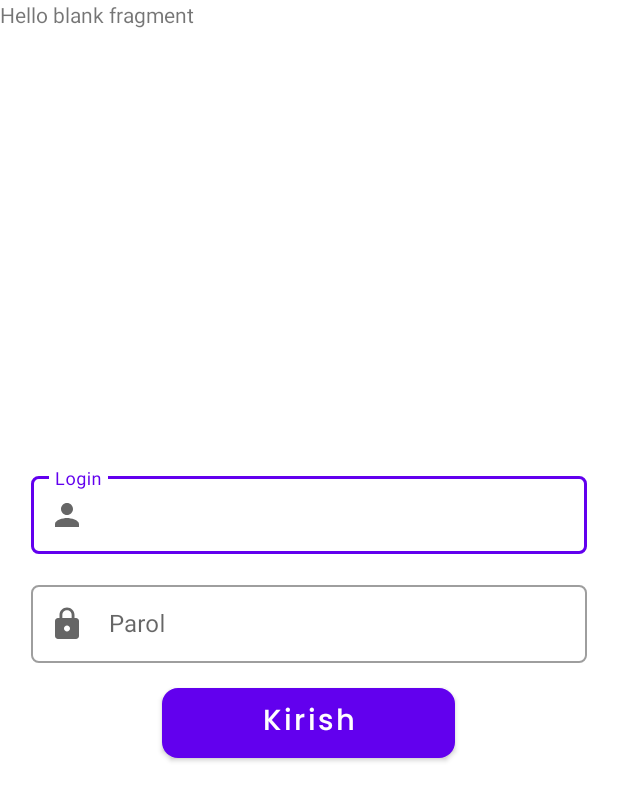
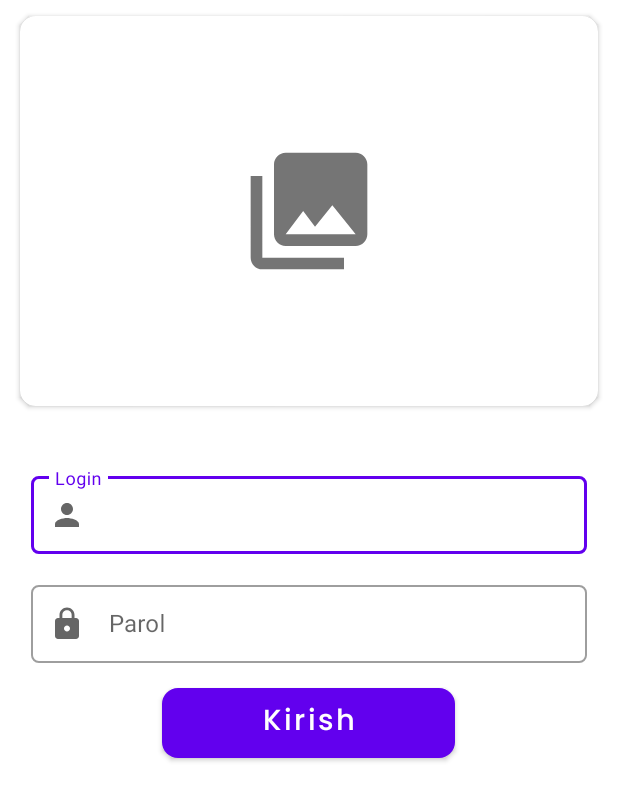
Before and after one commit to Iom2001/AdminPanel, an Android app: the fragment PictureAddVPFragment placed in its activity, on a phone screen of 412 x 824 dp. Shown: the top 801 px of the screen. Run offline under Robolectric (Android 15) with nearby library versions, the phone set to English and light mode, and no system bars; our stand-ins replace navigation-ui, sdp/ssp sizes; libraries missing offline, so code that uses them is left out: com.darsh.multipleimageselect.

```diff
--- a/app/build.gradle
+++ b/app/build.gradle
@@ -66,7 +66,6 @@ dependencies {
     // Declare the dependency for the Cloud Storage library
     // When using the BoM, you don't specify versions in Firebase library dependencies
     implementation 'com.google.firebase:firebase-storage'
-
     // pinlockview
     implementation 'com.andrognito.pinlockview:pinlockview:2.1.0'
 
@@ -85,6 +84,6 @@ dependencies {
     // optional - ReactiveStreams support for LiveData
     implementation "androidx.lifecycle:lifecycle-reactivestreams-ktx:$lifecycle_version"
     implementation 'com.intuit.sdp:sdp-android:1.0.6'
-
+    implementation project(':multipleimageselect')
 
 }
--- a/app/src/main/java/uz/creator/userpanel/fragments/home/_addElon/_viewPager/DataVPFragment.kt
+++ b/app/src/main/java/uz/creator/userpanel/fragments/home/_addElon/_viewPager/DataVPFragment.kt
@@ -7,7 +7,6 @@ import android.view.View
 import android.view.ViewGroup
 import uz.creator.adminpanel.R
 import uz.creator.adminpanel.databinding.FragmentDataVPBinding
-
 
 class DataVPFragment : Fragment() {
     private var _binding: FragmentDataVPBinding? = null
@@ -23,6 +22,5 @@ class DataVPFragment : Fragment() {
 
     override fun onDestroy() {
         super.onDestroy()
-        _binding = null
     }
 }
--- a/app/src/main/java/uz/creator/userpanel/fragments/home/_addElon/_viewPager/PictureAddVPFragment.kt
+++ b/app/src/main/java/uz/creator/userpanel/fragments/home/_addElon/_viewPager/PictureAddVPFragment.kt
@@ -1,16 +1,35 @@
 package uz.creator.userpanel.fragments.home._addElon._viewPager
 
+import android.content.Intent
 import android.os.Bundle
 import androidx.fragment.app.Fragment
 import android.view.LayoutInflater
 import android.view.View
 import android.view.ViewGroup
+import com.darsh.multipleimageselect.activities.AlbumSelectActivity
+import com.darsh.multipleimageselect.helpers.Constants
 import uz.creator.adminpanel.R
+import uz.creator.adminpanel.databinding.FragmentPictureAddVPBinding
 
 
 class PictureAddVPFragment : Fragment() {
-    override fun onCreateView(inflater: LayoutInflater, container: ViewGroup?, savedInstanceState: Bundle?): View? {
-        return inflater.inflate(R.layout.fragment_picture_add_v_p, container, false)
+    private var _binding: FragmentPictureAddVPBinding? = null
+    val binding get() = _binding!!
+    override fun onCreateView(
+        inflater: LayoutInflater,
+        container: ViewGroup?,
+        savedInstanceState: Bundle?
+    ): View? {
+        _binding = FragmentPictureAddVPBinding.inflate(layoutInflater)
+        return binding.root
+    }
 
+    override fun onActivityCreated(savedInstanceState: Bundle?) {
+        super.onActivityCreated(savedInstanceState)
+      binding.ChooseImage.setOnClickListener {
+          val intent = Intent(activity, AlbumSelectActivity::class.java)
+          intent.putExtra(Constants.INTENT_EXTRA_LIMIT, 10)
+          startActivityForResult(intent, Constants.REQUEST_CODE)
+      }
     }
 }
--- /dev/null
+++ b/app/src/main/res/drawable/ic_baseline_photo_library_24.xml
@@ -0,0 +1,5 @@
+<vector android:height="24dp" android:tint="#757575"
+    android:viewportHeight="24" android:viewportWidth="24"
+    android:width="24dp" xmlns:android="http://schemas.android.com/apk/res/android">
+    <path android:fillColor="@android:color/white" android:pathData="M22,16L22,4c0,-1.1 -0.9,-2 -2,-2L8,2c-1.1,0 -2,0.9 -2,2v12c0,1.1 0.9,2 2,2h12c1.1,0 2,-0.9 2,-2zM11,12l2.03,2.71L16,11l4,5L8,16l3,-4zM2,6v14c0,1.1 0.9,2 2,2h14v-2L4,20L4,6L2,6z"/>
+</vector>
--- a/app/src/main/res/layout/fragment_picture_add_v_p.xml
+++ b/app/src/main/res/layout/fragment_picture_add_v_p.xml
@@ -1,13 +1,23 @@
-<FrameLayout xmlns:android="http://schemas.android.com/apk/res/android"
+<androidx.appcompat.widget.LinearLayoutCompat xmlns:android="http://schemas.android.com/apk/res/android"
+    xmlns:app="http://schemas.android.com/apk/res-auto"
     xmlns:tools="http://schemas.android.com/tools"
     android:layout_width="match_parent"
     android:layout_height="match_parent"
     tools:context="uz.creator.userpanel.fragments.home._addElon._viewPager.PictureAddVPFragment">
+    <androidx.cardview.widget.CardView
+        android:id="@+id/ChooseImage"
+        android:layout_width="match_parent"
+        android:layout_height="@dimen/_200sdp"
+        android:layout_marginHorizontal="@dimen/_10sdp"
+        android:layout_marginTop="@dimen/_8sdp"
+        app:cardCornerRadius="@dimen/_8sdp">
+        <ImageView
+            android:layout_width="match_parent"
+            android:layout_height="match_parent"
+            android:src="@drawable/ic_baseline_photo_library_24"
+            android:padding="@dimen/_64sdp">
 
-    <!-- TODO: Update blank fragment layout -->
-    <TextView
-        android:layout_width="match_parent"
-        android:layout_height="match_parent"
-        android:text="@string/hello_blank_fragment" />
+        </ImageView>
 
-</FrameLayout>
+    </androidx.cardview.widget.CardView>
+</androidx.appcompat.widget.LinearLayoutCompat>
--- a/settings.gradle
+++ b/settings.gradle
@@ -8,3 +8,4 @@ dependencyResolutionManagement {
 }
 rootProject.name = "Admin Panel"
 include ':app'
+include ':multipleimageselect'
```
Also changed, not shown: app/src/main/res/layout/fragment_data_v_p.xml (+34 -2 lines).
